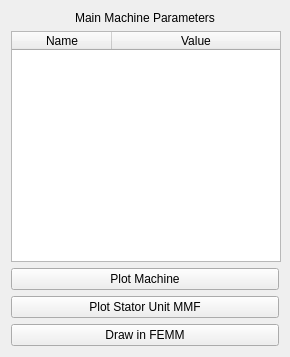
Eomys/pyleecan, file pyleecan/GUI/Dialog/DMachineSetup/SPreview/WMachineTable/WMachineTable.ui: the form before one commit.
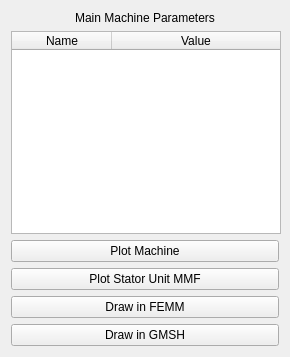
The form after the commit.

Commit message: [NF] Adding Draw in GMSH button

```diff
--- a/pyleecan/GUI/Dialog/DMachineSetup/SPreview/WMachineTable/WMachineTable.ui
+++ b/pyleecan/GUI/Dialog/DMachineSetup/SPreview/WMachineTable/WMachineTable.ui
@@ -110,6 +110,13 @@
      </property>
     </widget>
    </item>
+   <item>
+    <widget class="QPushButton" name="b_GMSH">
+     <property name="text">
+      <string>Draw in GMSH</string>
+     </property>
+    </widget>
+   </item>
   </layout>
  </widget>
  <resources>
```
The commit also changes 3 other files.
